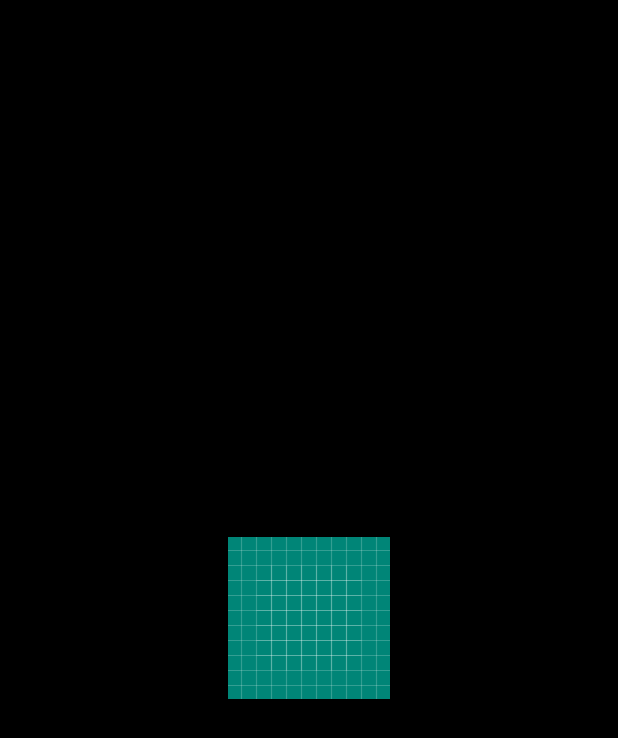
After one commit to HANKSIE/GreedySnake_kotlin, an Android app: the layout activity_clock.xml on its own in the app's theme, with its tools: preview values and no code run, on a phone screen of 412 x 824 dp. The commit adds this screen. Shown: the top 738 px of the screen. Run offline under Robolectric (Android 15) with nearby library versions, the phone set to English and light mode, and no system bars.

Commit message:
Add Clock before the game.

```diff
--- a/app/src/main/AndroidManifest.xml
+++ b/app/src/main/AndroidManifest.xml
@@ -9,7 +9,8 @@
         android:roundIcon="@mipmap/ic_launcher_round"
         android:supportsRtl="true"
         android:theme="@style/AppTheme">
-        <activity android:name=".MainActivity"></activity>
+        <activity android:name=".ClockActivity"></activity>
+        <activity android:name=".MainActivity" />
         <activity android:name=".title.Title">
             <intent-filter>
                 <action android:name="android.intent.action.MAIN" />
--- /dev/null
+++ b/app/src/main/res/layout/activity_clock.xml
@@ -0,0 +1,19 @@
+<?xml version="1.0" encoding="utf-8"?>
+<androidx.constraintlayout.widget.ConstraintLayout xmlns:android="http://schemas.android.com/apk/res/android"
+    xmlns:app="http://schemas.android.com/apk/res-auto"
+    xmlns:tools="http://schemas.android.com/tools"
+    android:layout_width="match_parent"
+    android:layout_height="match_parent"
+    android:background="#000000"
+    tools:context=".ClockActivity">
+
+    <ImageView
+        android:id="@+id/countImageView"
+        android:layout_width="wrap_content"
+        android:layout_height="wrap_content"
+        android:src="@drawable/ic_launcher_background"
+        app:layout_constraintBottom_toBottomOf="parent"
+        app:layout_constraintEnd_toEndOf="parent"
+        app:layout_constraintStart_toStartOf="parent"
+        app:layout_constraintTop_toTopOf="parent" />
+</androidx.constraintlayout.widget.ConstraintLayout>
```
Also changed, not shown: app/src/main/java/com/example/greedysnake_kotlin/ClockActivity.kt (added, +51 -0 lines), app/src/main/java/com/example/greedysnake_kotlin/MainActivity.kt (+0 -12 lines), app/src/main/java/com/example/greedysnake_kotlin/title/Title.kt (+4 -3 lines).
